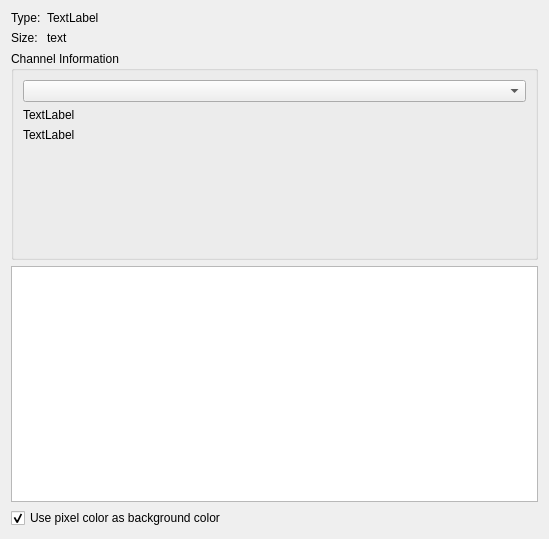
Qt form cvio/infodialog.ui (klindworth/cvwidgets) before a commit.
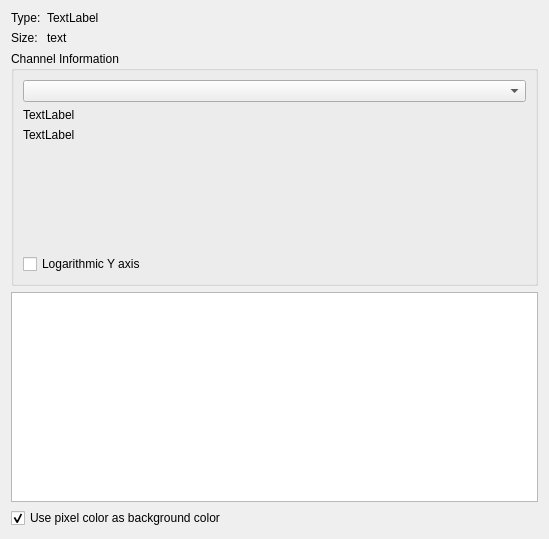
The same form after that commit. Custom widgets are drawn as their Qt base class.

Commit message: support for logarithmic y axis

What changed in the file:
```diff
--- a/cvio/infodialog.ui
+++ b/cvio/infodialog.ui
@@ -79,6 +79,13 @@
         </property>
        </widget>
       </item>
+      <item>
+       <widget class="QCheckBox" name="cbLog">
+        <property name="text">
+         <string>Logarithmic Y axis</string>
+        </property>
+       </widget>
+      </item>
      </layout>
     </widget>
    </item>
```
The commit also changes 3 other files.
